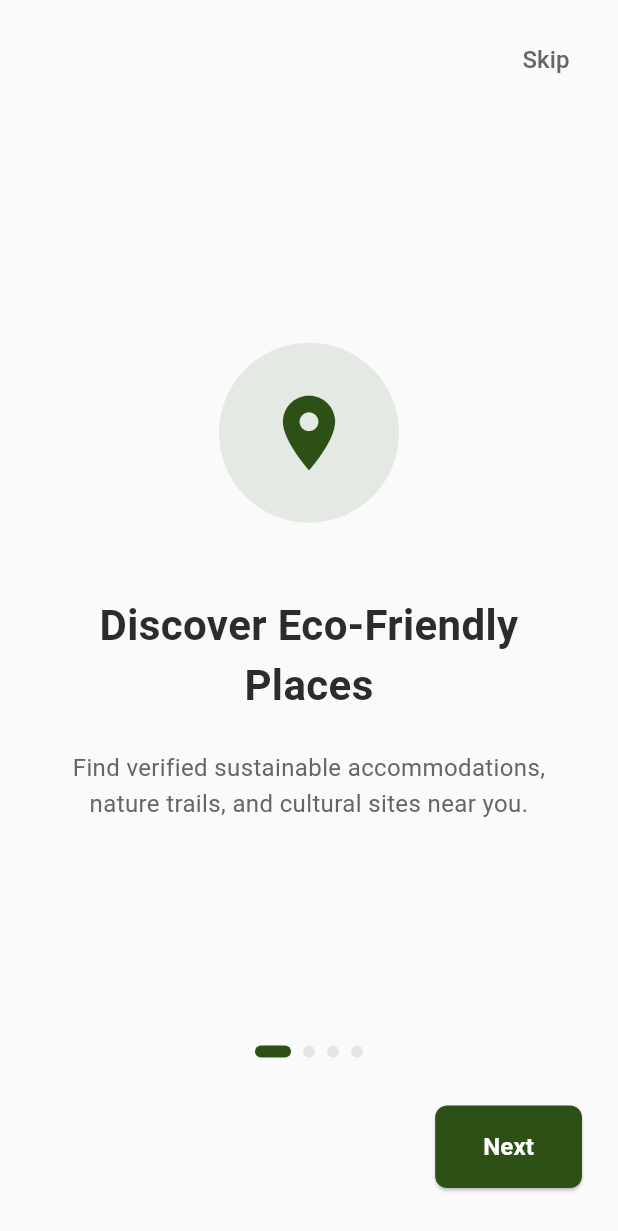
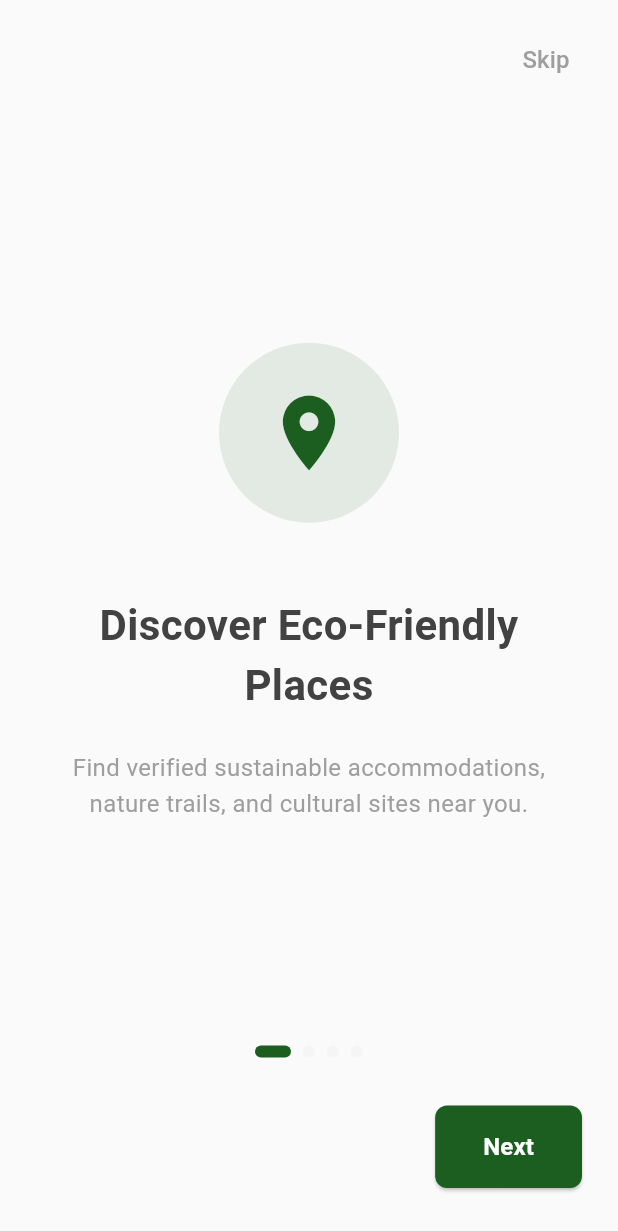
Before and after one commit to PraiseTechzw/eco_trail, a Flutter app: the screen it shows after launch, on a phone screen of 412 x 824 dp. Shown: the top 1231 px of the screen. Run offline on Flutter 3.47's test engine with Material 3 defaults, Android fonts, the light colour scheme and no system bars; our stand-ins replace cached_network_image, cloud_firestore, connectivity_plus, firebase_auth, firebase_core, firebase_storage and 6 more; accounts and stored records are empty.

Commit message:
Remove obsolete Kotlin compiler session file; update app color palette and theme for improved design consistency and accessibility.

```diff
--- a/lib/core/theme/app_colors.dart
+++ b/lib/core/theme/app_colors.dart
@@ -1,40 +1,79 @@
 import 'package:flutter/material.dart';
 
 class AppColors {
-  // Earth-tone color palette
-  static const Color primaryGreen = Color(0xFF2D5016); // Deep forest green
-  static const Color secondaryGreen = Color(0xFF4A7C59); // Sage green
-  static const Color lightGreen = Color(0xFF8FBC8F); // Light sage
-  static const Color accentGreen = Color(0xFF6B8E23); // Olive green
+  // Modern eco-friendly color palette
+  static const Color primaryGreen = Color(0xFF1B5E20); // Deep forest green
+  static const Color secondaryGreen = Color(0xFF2E7D32); // Forest green
+  static const Color lightGreen = Color(0xFF4CAF50); // Material green
+  static const Color accentGreen = Color(0xFF66BB6A); // Light green
+  static const Color mintGreen = Color(0xFF81C784); // Mint
+  static const Color sageGreen = Color(0xFFA5D6A7); // Sage
 
-  // Earth browns
-  static const Color primaryBrown = Color(0xFF8B4513); // Saddle brown
-  static const Color lightBrown = Color(0xFFD2B48C); // Tan
-  static const Color warmBrown = Color(0xFFCD853F); // Peru
+  // Earth browns and warm tones
+  static const Color primaryBrown = Color(0xFF5D4037); // Dark brown
+  static const Color lightBrown = Color(0xFF8D6E63); // Medium brown
+  static const Color warmBrown = Color(0xFFBCAAA4); // Light brown
+  static const Color terracotta = Color(0xFFD7CCC8); // Terracotta
+  static const Color sand = Color(0xFFEFEBE9); // Sand
+
+  // Ocean and water colors
+  static const Color oceanBlue = Color(0xFF0277BD); // Ocean blue
+  static const Color teal = Color(0xFF00695C); // Teal
+  static const Color lightTeal = Color(0xFF4DB6AC); // Light teal
+  static const Color aqua = Color(0xFF80CBC4); // Aqua
 
   // Neutral colors
-  static const Color cream = Color(0xFFF5F5DC); // Beige
-  static const Color offWhite = Color(0xFFFAFAFA);
-  static const Color darkGray = Color(0xFF2C2C2C);
-  static const Color mediumGray = Color(0xFF666666);
-  static const Color lightGray = Color(0xFFE5E5E5);
+  static const Color cream = Color(0xFFFEFEFE); // Pure white
+  static const Color offWhite = Color(0xFFFAFAFA); // Off white
+  static const Color lightGray = Color(0xFFF5F5F5); // Light gray
+  static const Color mediumGray = Color(0xFF9E9E9E); // Medium gray
+  static const Color darkGray = Color(0xFF424242); // Dark gray
+  static const Color charcoal = Color(0xFF212121); // Charcoal
 
-  // Status colors
-  static const Color success = Color(0xFF4CAF50);
-  static const Color warning = Color(0xFFFF9800);
-  static const Color error = Color(0xFFF44336);
-  static const Color info = Color(0xFF2196F3);
+  // Status colors with eco-friendly variants
+  static const Color success = Color(0xFF4CAF50); // Green success
+  static const Color successLight = Color(0xFFC8E6C9); // Light success
+  static const Color warning = Color(0xFFFF9800); // Orange warning
+  static const Color warningLight = Color(0xFFFFE0B2); // Light warning
+  static const Color error = Color(0xFFE57373); // Soft red error
+  static const Color errorLight = Color(0xFFFFCDD2); // Light error
+  static const Color info = Color(0xFF42A5F5); // Blue info
+  static const Color infoLight = Color(0xFFBBDEFB); // Light info
 
   // Gradient colors
   static const List<Color> earthGradient = [
-    Color(0xFF2D5016),
-    Color(0xFF4A7C59),
-    Color(0xFF8FBC8F),
+    Color(0xFF1B5E20), // Deep forest
+    Color(0xFF2E7D32), // Forest green
+    Color(0xFF4CAF50), // Material green
+  ];
+
+  static const List<Color> oceanGradient = [
+    Color(0xFF0277BD), // Ocean blue
+    Color(0xFF00695C), // Teal
+    Color(0xFF4DB6AC), // Light teal
   ];
 
   static const List<Color> sunsetGradient = [
-    Color(0xFF8B4513),
-    Color(0xFFCD853F),
-    Color(0xFFD2B48C),
+    Color(0xFF5D4037), // Dark brown
+    Color(0xFF8D6E63), // Medium brown
+    Color(0xFFBCAAA4), // Light brown
   ];
+
+  static const List<Color> forestGradient = [
+    Color(0xFF1B5E20), // Deep forest
+    Color(0xFF2E7D32), // Forest green
+    Color(0xFF4CAF50), // Material green
+    Color(0xFF66BB6A), // Light green
+  ];
+
+  // Surface colors for different contexts
+  static const Color surfaceLight = Color(0xFFFAFAFA);
+  static const Color surfaceMedium = Color(0xFFF5F5F5);
+  static const Color surfaceDark = Color(0xFFEEEEEE);
+
+  // Dark theme colors
+  static const Color darkSurface = Color(0xFF121212);
+  static const Color darkSurfaceVariant = Color(0xFF1E1E1E);
+  static const Color darkOnSurface = Color(0xFFE0E0E0);
+  static const Color darkOnSurfaceVariant = Color(0xFFB0B0B0);
 }
--- a/lib/core/theme/app_theme.dart
+++ b/lib/core/theme/app_theme.dart
@@ -1,6 +1,7 @@
 import 'package:flutter/material.dart';
 import 'package:flutter/services.dart';
 import 'app_colors.dart';
+import 'app_theme_extensions.dart';
 
 class AppTheme {
   static ThemeData get lightTheme {
@@ -11,9 +12,15 @@ class AppTheme {
         brightness: Brightness.light,
         primary: AppColors.primaryGreen,
         secondary: AppColors.secondaryGreen,
-        surface: AppColors.offWhite,
+        tertiary: AppColors.teal,
+        surface: AppColors.surfaceLight,
+        surfaceContainerHighest: AppColors.surfaceMedium,
         background: AppColors.cream,
         error: AppColors.error,
+        onPrimary: Colors.white,
+        onSecondary: Colors.white,
+        onSurface: AppColors.charcoal,
+        onBackground: AppColors.charcoal,
       ),
       appBarTheme: const AppBarTheme(
         backgroundColor: AppColors.primaryGreen,
@@ -109,10 +116,11 @@ class AppTheme {
           fontWeight: FontWeight.w500,
           color: AppColors.mediumGray,
         ),
-        bodyLarge: TextStyle(fontSize: 16, color: AppColors.darkGray),
-        bodyMedium: TextStyle(fontSize: 14, color: AppColors.darkGray),
+        bodyLarge: TextStyle(fontSize: 16, color: AppColors.charcoal),
+        bodyMedium: TextStyle(fontSize: 14, color: AppColors.charcoal),
         bodySmall: TextStyle(fontSize: 12, color: AppColors.mediumGray),
       ),
+      extensions: const [AppThemeExtensions.light],
     );
   }
 
@@ -120,30 +128,36 @@ class AppTheme {
     return ThemeData(
       useMaterial3: true,
       colorScheme: ColorScheme.fromSeed(
-        seedColor: AppColors.primaryGreen,
+        seedColor: AppColors.lightGreen,
         brightness: Brightness.dark,
         primary: AppColors.lightGreen,
-        secondary: AppColors.secondaryGreen,
-        surface: const Color(0xFF1A1A1A),
-        background: const Color(0xFF121212),
+        secondary: AppColors.accentGreen,
+        tertiary: AppColors.lightTeal,
+        surface: AppColors.darkSurface,
+        surfaceContainerHighest: AppColors.darkSurfaceVariant,
+        background: AppColors.darkSurface,
         error: AppColors.error,
+        onPrimary: AppColors.charcoal,
+        onSecondary: AppColors.charcoal,
+        onSurface: AppColors.darkOnSurface,
+        onBackground: AppColors.darkOnSurface,
       ),
       appBarTheme: const AppBarTheme(
-        backgroundColor: Color(0xFF1A1A1A),
-        foregroundColor: Colors.white,
+        backgroundColor: AppColors.darkSurface,
+        foregroundColor: AppColors.darkOnSurface,
         elevation: 0,
         centerTitle: true,
         systemOverlayStyle: SystemUiOverlayStyle.light,
       ),
       bottomNavigationBarTheme: const BottomNavigationBarThemeData(
-        backgroundColor: Color(0xFF1A1A1A),
+        backgroundColor: AppColors.darkSurface,
         selectedItemColor: AppColors.lightGreen,
-        unselectedItemColor: AppColors.mediumGray,
+        unselectedItemColor: AppColors.darkOnSurfaceVariant,
         type: BottomNavigationBarType.fixed,
         elevation: 8,
       ),
       cardTheme: const CardThemeData(
-        color: Color(0xFF2A2A2A),
+        color: AppColors.darkSurfaceVariant,
         elevation: 2,
         shape: RoundedRectangleBorder(
           borderRadius: BorderRadius.all(Radius.circular(12)),
@@ -152,7 +166,7 @@ class AppTheme {
       elevatedButtonTheme: ElevatedButtonThemeData(
         style: ElevatedButton.styleFrom(
           backgroundColor: AppColors.lightGreen,
-          foregroundColor: AppColors.darkGray,
+          foregroundColor: AppColors.charcoal,
           shape: RoundedRectangleBorder(borderRadius: BorderRadius.circular(8)),
           padding: const EdgeInsets.symmetric(horizontal: 24, vertical: 12),
         ),
@@ -163,19 +177,20 @@ class AppTheme {
       inputDecorationTheme: InputDecorationTheme(
         border: OutlineInputBorder(
           borderRadius: BorderRadius.circular(8),
-          borderSide: const BorderSide(color: AppColors.mediumGray),
+          borderSide: const BorderSide(color: AppColors.darkOnSurfaceVariant),
         ),
         enabledBorder: OutlineInputBorder(
           borderRadius: BorderRadius.circular(8),
-          borderSide: const BorderSide(color: AppColors.mediumGray),
+          borderSide: const BorderSide(color: AppColors.darkOnSurfaceVariant),
         ),
         focusedBorder: OutlineInputBorder(
           borderRadius: BorderRadius.circular(8),
           borderSide: const BorderSide(color: AppColors.lightGreen, width: 2),
         ),
         filled: true,
-        fillColor: const Color(0xFF2A2A2A),
+        fillColor: AppColors.darkSurfaceVariant,
       ),
+      extensions: const [AppThemeExtensions.dark],
     );
   }
 }
--- /dev/null
+++ b/lib/core/theme/app_theme_extensions.dart
@@ -0,0 +1,121 @@
+import 'package:flutter/material.dart';
+import 'app_colors.dart';
+
+@immutable
+class AppThemeExtensions extends ThemeExtension<AppThemeExtensions> {
+  const AppThemeExtensions({
+    required this.forestGradient,
+    required this.oceanGradient,
+    required this.sunsetGradient,
+    required this.earthGradient,
+    required this.successLight,
+    required this.warningLight,
+    required this.errorLight,
+    required this.infoLight,
+    required this.cardElevation,
+    required this.borderRadius,
+    required this.spacing,
+  });
+
+  final List<Color> forestGradient;
+  final List<Color> oceanGradient;
+  final List<Color> sunsetGradient;
+  final List<Color> earthGradient;
+  final Color successLight;
+  final Color warningLight;
+  final Color errorLight;
+  final Color infoLight;
+  final double cardElevation;
+  final double borderRadius;
+  final double spacing;
+
+  @override
+  AppThemeExtensions copyWith({
+    List<Color>? forestGradient,
+    List<Color>? oceanGradient,
+    List<Color>? sunsetGradient,
+    List<Color>? earthGradient,
+    Color? successLight,
+    Color? warningLight,
+    Color? errorLight,
+    Color? infoLight,
+    double? cardElevation,
+    double? borderRadius,
+    double? spacing,
+  }) {
+    return AppThemeExtensions(
+      forestGradient: forestGradient ?? this.forestGradient,
+      oceanGradient: oceanGradient ?? this.oceanGradient,
+      sunsetGradient: sunsetGradient ?? this.sunsetGradient,
+      earthGradient: earthGradient ?? this.earthGradient,
+      successLight: successLight ?? this.successLight,
+      warningLight: warningLight ?? this.warningLight,
+      errorLight: errorLight ?? this.errorLight,
+      infoLight: infoLight ?? this.infoLight,
+      cardElevation: cardElevation ?? this.cardElevation,
+      borderRadius: borderRadius ?? this.borderRadius,
+      spacing: spacing ?? this.spacing,
+    );
+  }
+
+  @override
+  AppThemeExtensions lerp(ThemeExtension<AppThemeExtensions>? other, double t) {
+    if (other is! AppThemeExtensions) {
+      return this;
+    }
+    return AppThemeExtensions(
+      forestGradient: _lerpColorList(forestGradient, other.forestGradient, t),
+      oceanGradient: _lerpColorList(oceanGradient, other.oceanGradient, t),
+      sunsetGradient: _lerpColorList(sunsetGradient, other.sunsetGradient, t),
+      earthGradient: _lerpColorList(earthGradient, other.earthGradient, t),
+      successLight:
+          Color.lerp(successLight, other.successLight, t) ?? successLight,
+      warningLight:
+          Color.lerp(warningLight, other.warningLight, t) ?? warningLight,
+      errorLight: Color.lerp(errorLight, other.errorLight, t) ?? errorLight,
+      infoLight: Color.lerp(infoLight, other.infoLight, t) ?? infoLight,
+      cardElevation: cardElevation,
+      borderRadius: borderRadius,
+      spacing: spacing,
+    );
+  }
+
+  List<Color> _lerpColorList(List<Color> a, List<Color> b, double t) {
+    if (a.length != b.length) return a;
+    return List.generate(a.length, (index) {
+      return Color.lerp(a[index], b[index], t) ?? a[index];
+    });
+  }
+
+  static const AppThemeExtensions light = AppThemeExtensions(
+    forestGradient: AppColors.forestGradient,
+    oceanGradient: AppColors.oceanGradient,
+    sunsetGradient: AppColors.sunsetGradient,
+    earthGradient: AppColors.earthGradient,
+    successLight: AppColors.successLight,
+    warningLight: AppColors.warningLight,
+    errorLight: AppColors.errorLight,
+    infoLight: AppColors.infoLight,
+    cardElevation: 2.0,
+    borderRadius: 12.0,
+    spacing: 16.0,
+  );
+
+  static const AppThemeExtensions dark = AppThemeExtensions(
+    forestGradient: AppColors.forestGradient,
+    oceanGradient: AppColors.oceanGradient,
+    sunsetGradient: AppColors.sunsetGradient,
+    earthGradient: AppColors.earthGradient,
+    successLight: AppColors.successLight,
+    warningLight: AppColors.warningLight,
+    errorLight: AppColors.errorLight,
+    infoLight: AppColors.infoLight,
+    cardElevation: 4.0,
+    borderRadius: 12.0,
+    spacing: 16.0,
+  );
+}
+
+extension AppThemeExtensionsExtension on ThemeData {
+  AppThemeExtensions get appExtensions => extension<AppThemeExtensions>()!;
+}
```
Also changed, not shown: lib/core/theme/gradient_decorations.dart (added, +100 -0 lines), 1 other file.
